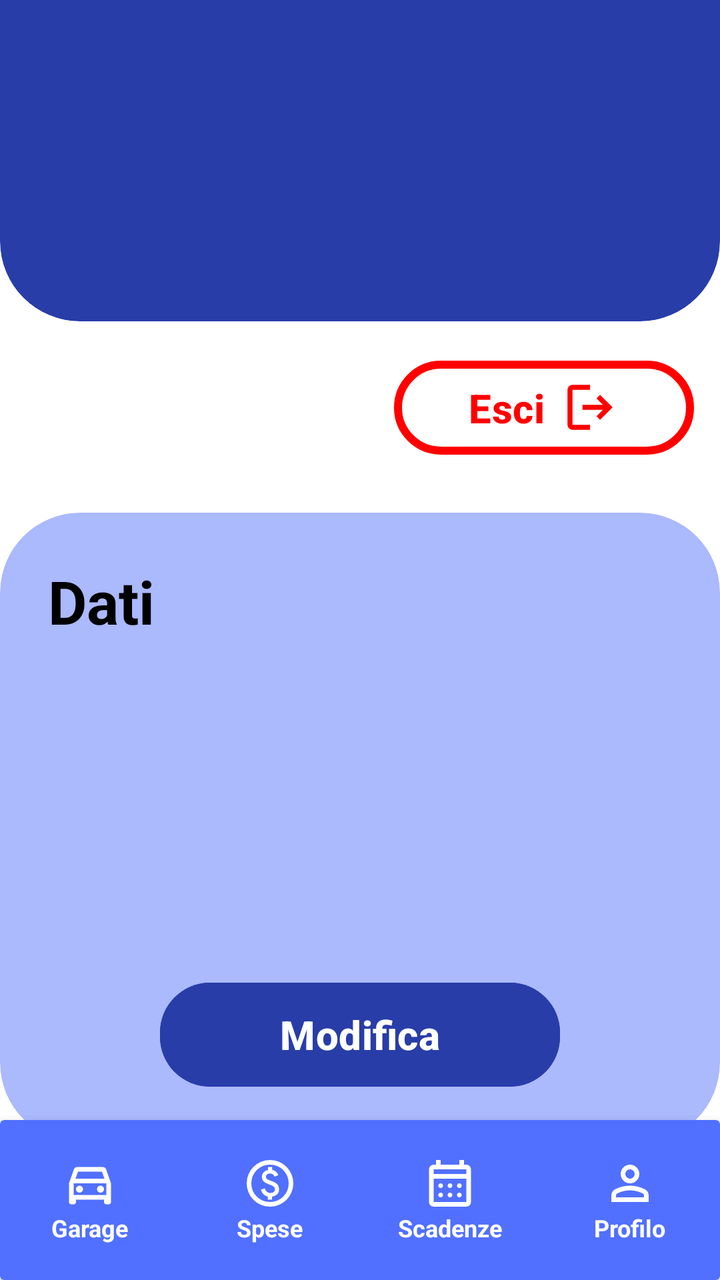
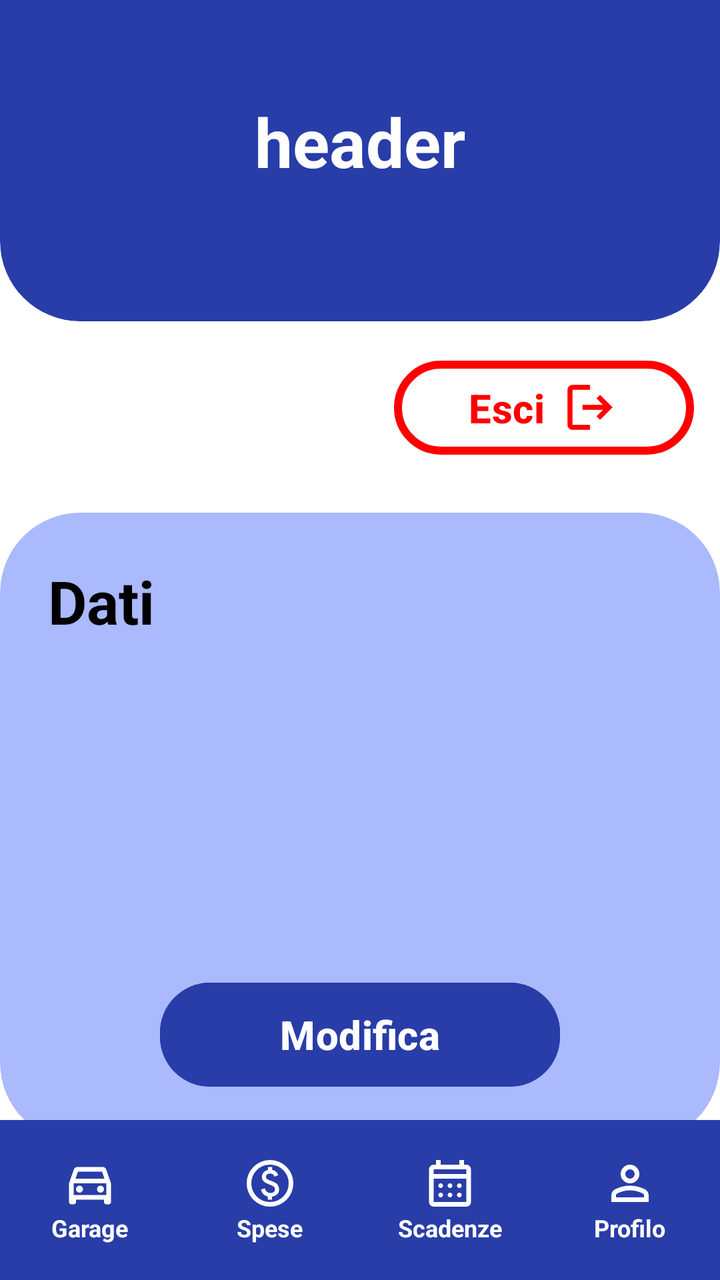

Two renders of the same Android screen: before a commit and after it. Below are the layout's source before the change and the commit's diff.
<!-- AndroidManifest.xml: application theme Theme.MyCarManager -->
<!-- res/layout/activity_profilo_utente.xml -->
<?xml version="1.0" encoding="utf-8"?>
<androidx.constraintlayout.widget.ConstraintLayout xmlns:android="http://schemas.android.com/apk/res/android"
    xmlns:app="http://schemas.android.com/apk/res-auto"
    xmlns:tools="http://schemas.android.com/tools"
    android:id="@+id/clProfiloUtente"
    android:layout_width="match_parent"
    android:layout_height="match_parent"
    android:background="@color/Bianco">

    
    <include
        android:id="@+id/headerProfiloUtente"
        layout="@layout/item_headerblu" />



    
    <Button
        android:id="@+id/btnLogout"
        android:layout_width="150dp"
        android:layout_height="55dp"
        android:layout_marginTop="16dp"
        android:backgroundTint="@color/Bianco"
        android:gravity="center"
        android:text="@string/esci"
        android:textColor="@color/Rosso"
        android:textSize="20sp"
        android:textStyle="bold"
        app:cornerRadius="25dp"
        app:icon="@drawable/ic_logout"
        app:iconTint="@color/Rosso"
        app:iconSize="30dp"
        app:iconGravity="textEnd"
        app:layout_constraintEnd_toEndOf="parent"
        app:layout_constraintHorizontal_bias="0.938"
        app:layout_constraintStart_toStartOf="parent"
        app:layout_constraintTop_toBottomOf="@+id/headerProfiloUtente"
        app:strokeColor="@color/Rosso"
        app:strokeWidth="4dp" />


    
    <androidx.cardview.widget.CardView
        android:id="@+id/cvDatiUtente"
        android:layout_width="match_parent"
        android:layout_height="0dp"
        android:layout_marginTop="25dp"
        app:cardBackgroundColor="@color/Blu_chiaro"
        app:cardCornerRadius="40dp"
        app:cardElevation="0dp"
        app:layout_constraintTop_toBottomOf="@+id/btnLogout"
        tools:layout_editor_absoluteX="0dp">

        <LinearLayout
            android:id="@+id/llDatiUtente"
            android:layout_width="match_parent"
            android:layout_height="wrap_content"
            android:orientation="vertical"
            android:padding="24dp">

            <TextView
                android:id="@+id/tvDati"
                android:layout_width="match_parent"
                android:layout_height="wrap_content"
                android:gravity="left"
                android:text="@string/dati"
                android:textColor="@color/Nero"
                android:textSize="30sp"
                android:textStyle="bold" />

            
            <TextView
                android:id="@+id/tvUsernameUtente"
                android:layout_width="match_parent"
                android:layout_height="wrap_content"
                android:gravity="left"
                android:text=""
                android:textColor="@color/Blu"
                android:textSize="22sp"
                android:textStyle="bold" />

            
            <TextView
                android:id="@+id/tvNome"
                android:layout_width="match_parent"
                android:layout_height="wrap_content"
                android:gravity="left"
                android:text=""
                android:textColor="@color/Blu"
                android:textSize="22sp"
                android:textStyle="bold" />

            
            <TextView
                android:id="@+id/tvCognome"
                android:layout_width="match_parent"
                android:layout_height="wrap_content"
                android:gravity="left"
                android:text=""
                android:textColor="@color/Blu"
                android:textSize="22sp"
                android:textStyle="bold" />

            
            <TextView
                android:id="@+id/tvEmail"
                android:layout_width="match_parent"
                android:layout_height="wrap_content"
                android:gravity="left"
                android:text=""
                android:textColor="@color/Blu"
                android:textSize="22sp"
                android:textStyle="bold" />

            
            <TextView
                android:id="@+id/tvDataDiNascita"
                android:layout_width="match_parent"
                android:layout_height="wrap_content"
                android:gravity="left"
                android:text=""
                android:textColor="@color/Blu"
                android:textSize="22sp"
                android:textStyle="bold" />

            
            <Button
                android:id="@+id/btnModificaDati"
                android:layout_width="200dp"
                android:layout_height="60dp"
                android:layout_marginTop="20dp"
                android:backgroundTint="@color/Blu"
                android:layout_gravity="center"
                android:text="@string/modifica"
                android:textSize="20sp"
                android:textStyle="bold"
                app:cornerRadius="25dp" />


        </LinearLayout>

    </androidx.cardview.widget.CardView>

    
    <include
        android:id="@+id/nb"
        layout="@layout/item_nav_bar"
        android:layout_width="match_parent"
        android:layout_height="wrap_content"
        app:layout_constraintBottom_toBottomOf="parent" />

</androidx.constraintlayout.widget.ConstraintLayout>
<!-- res/layout/item_headerblu.xml (included above) -->
<androidx.cardview.widget.CardView
        xmlns:android="http://schemas.android.com/apk/res/android"
        xmlns:app="http://schemas.android.com/apk/res-auto"
        xmlns:tools="http://schemas.android.com/tools"
        android:id="@+id/cvHeader"
        android:layout_width="match_parent"
        android:layout_height="200dp"
        android:layout_marginTop="-40dp"
        app:cardBackgroundColor="@color/Blu"
        app:cardCornerRadius="40dp"
        app:cardElevation="0dp"
        app:layout_constraintTop_toTopOf="parent">

        <TextView
            android:id="@+id/tvUsernameUtenteHeader"
            android:layout_width="match_parent"
            android:layout_height="54dp"
            android:layout_gravity="center_vertical"
            android:layout_marginTop="20dp"
            android:layout_marginBottom="10dp"
            android:gravity="center"
            android:text=""
            android:textColor="@color/Bianco"
            android:textSize="34sp"
            android:textStyle="bold" />

    </androidx.cardview.widget.CardView>
<!-- res/layout/item_nav_bar.xml (included above) -->
<?xml version="1.0" encoding="utf-8"?>
<androidx.cardview.widget.CardView
    xmlns:android="http://schemas.android.com/apk/res/android"
    xmlns:app="http://schemas.android.com/apk/res-auto"
    xmlns:tools="http://schemas.android.com/tools"
    android:layout_width="match_parent"
    android:layout_height="120dp"
    android:layout_marginTop="-40dp"
    app:cardBackgroundColor="@color/Blu_intenso"
    app:cardElevation="8dp">

    
    <LinearLayout
        android:layout_width="match_parent"
        android:layout_height="80dp"
        android:layout_gravity="bottom"
        android:orientation="horizontal"
        android:baselineAligned="false">

        
        <LinearLayout
            android:layout_width="0dp"
            android:layout_height="match_parent"
            android:layout_weight="1"
            android:gravity="center"
            android:orientation="vertical"
            android:clickable="true"
            android:focusable="true"
            >

            <ImageView
                android:layout_width="34dp"
                android:layout_height="28dp"
                android:src="@drawable/ic_auto"
                app:tint="@color/Bianco" />
            <TextView
                android:layout_width="wrap_content"
                android:layout_height="wrap_content"
                android:text="Garage"
                android:textColor="@color/Bianco"
                android:textSize="12sp"
                android:textStyle="bold" />
        </LinearLayout>

        
        <LinearLayout
            android:layout_width="0dp"
            android:layout_height="match_parent"
            android:layout_weight="1"
            android:gravity="center"
            android:orientation="vertical"
            android:clickable="true"
            android:focusable="true"
            >
            <ImageView
                android:layout_width="28dp"
                android:layout_height="28dp"
                android:src="@drawable/ic_spese"
                app:tint="@color/Bianco" />
            <TextView
                android:layout_width="wrap_content"
                android:layout_height="wrap_content"
                android:text="Spese"
                android:textColor="@color/Bianco"
                android:textSize="12sp"
                android:textStyle="bold" />
        </LinearLayout>

        <LinearLayout
            android:layout_width="0dp"
            android:layout_height="match_parent"
            android:layout_weight="1"
            android:gravity="center"
            android:orientation="vertical"
            android:clickable="true"
            android:focusable="true"
            >
            <ImageView
                android:layout_width="28dp"
                android:layout_height="28dp"
                android:src="@drawable/ic_scadenze"
                app:tint="@color/Bianco" />
            <TextView
                android:layout_width="wrap_content"
                android:layout_height="wrap_content"
                android:text="Scadenze"
                android:textColor="@color/Bianco"
                android:textSize="12sp"
                android:textStyle="bold" />
        </LinearLayout>
        <LinearLayout
            android:layout_width="0dp"
            android:layout_height="match_parent"
            android:layout_weight="1"
            android:gravity="center"
            android:orientation="vertical"
            android:clickable="true"
            android:focusable="true"
            >
            <ImageView
                android:layout_width="28dp"
                android:layout_height="28dp"
                android:src="@drawable/ic_profilo"
                app:tint="@color/Bianco" />
            <TextView
                android:layout_width="wrap_content"
                android:layout_height="wrap_content"
                android:text="Profilo"
                android:textColor="@color/Bianco"
                android:textSize="12sp"
                android:textStyle="bold" />
        </LinearLayout>

    </LinearLayout>
</androidx.cardview.widget.CardView>
<!-- resources referenced by this layout -->
<resources>
  <color name="Bianco">#ffffff</color>
  <color name="Blu">#283da8</color>
  <color name="Blu_chiaro">#abb9fd</color>
  <color name="Blu_intenso">#5170ff</color>
  <color name="Nero">#000000</color>
  <color name="Rosso">#ff0000</color>
  <!-- drawable ic_auto (drawable) -->
  <vector xmlns:android="http://schemas.android.com/apk/res/android"
      android:width="24dp"
      android:height="24dp"
      android:viewportWidth="960"
      android:viewportHeight="960"
      android:tint="?attr/colorControlNormal">
    <path
        android:fillColor="@android:color/white"
        android:pathData="M240,760L240,800Q240,817 228.5,828.5Q217,840 200,840L160,840Q143,840 131.5,828.5Q120,817 120,800L120,480L204,240Q210,222 225.5,211Q241,200 260,200L700,200Q719,200 734.5,211Q750,222 756,240L840,480L840,800Q840,817 828.5,828.5Q817,840 800,840L760,840Q743,840 731.5,828.5Q720,817 720,800L720,760L240,760ZM232,400L728,400L686,280L274,280L232,400ZM200,480L200,480L200,680L200,680L200,480ZM300,640Q325,640 342.5,622.5Q360,605 360,580Q360,555 342.5,537.5Q325,520 300,520Q275,520 257.5,537.5Q240,555 240,580Q240,605 257.5,622.5Q275,640 300,640ZM660,640Q685,640 702.5,622.5Q720,605 720,580Q720,555 702.5,537.5Q685,520 660,520Q635,520 617.5,537.5Q600,555 600,580Q600,605 617.5,622.5Q635,640 660,640ZM200,680L760,680L760,480L200,480L200,680Z"/>
  </vector>
  <!-- drawable ic_logout (drawable) -->
  <vector xmlns:android="http://schemas.android.com/apk/res/android"
      android:width="24dp"
      android:height="24dp"
      android:viewportWidth="960"
      android:viewportHeight="960"
      android:tint="?attr/colorControlNormal"
      android:autoMirrored="true">
    <path
        android:fillColor="@android:color/white"
        android:pathData="M200,840Q167,840 143.5,816.5Q120,793 120,760L120,200Q120,167 143.5,143.5Q167,120 200,120L480,120L480,200L200,200Q200,200 200,200Q200,200 200,200L200,760Q200,760 200,760Q200,760 200,760L480,760L480,840L200,840ZM640,680L585,622L687,520L360,520L360,440L687,440L585,338L640,280L840,480L640,680Z"/>
  </vector>
  <string name="dati">Dati</string>
  <string name="esci">Esci</string>
  <string name="modifica">Modifica</string>
  <style name="Theme.MyCarManager" parent="Base.Theme.MyCarManager" />
  <style name="Base.Theme.MyCarManager" parent="Theme.Material3.DayNight.NoActionBar">
          
          <item name="android:statusBarColor">@color/Blu</item>
          <item name="android:windowLightStatusBar">false</item>
          <item name="colorPrimary">@color/Blu</item>
          <item name="colorAccent">@color/Blu_scuro</item>
          <item name="colorOnPrimary">@color/Bianco</item>
          <item name="colorSecondary">@color/Blu_scuro</item>
          <item name="colorOnSecondary">@color/Nero</item>
          
          <item name="colorControlActivated">@color/Blu_chiaro</item>
          
          <item name="android:textColorHighlight">@color/Blu_intenso</item>
      </style>
  <color name="Blu_scuro">#0f1b6e</color>
  <!-- unchanged entries left out for length: 3 -->
</resources>

<!-- the commit's change to res/layout/activity_profilo_utente.xml (unified diff, before → after) -->
@@ -144,7 +144,7 @@
     
     <include
         android:id="@+id/nb"
-        layout="@layout/item_nav_bar"
+        layout="@layout/activity_main"
         android:layout_width="match_parent"
         android:layout_height="wrap_content"
         app:layout_constraintBottom_toBottomOf="parent" />
@@ -172,125 +172,138 @@
             android:layout_marginTop="20dp"
             android:layout_marginBottom="10dp"
             android:gravity="center"
-            android:text=""
+            android:text="header"
             android:textColor="@color/Bianco"
             android:textSize="34sp"
             android:textStyle="bold" />
 
     </androidx.cardview.widget.CardView>
-<!-- res/layout/item_nav_bar.xml (included above) -->
+<!-- res/layout/activity_main.xml (included above) -->
 <?xml version="1.0" encoding="utf-8"?>
-<androidx.cardview.widget.CardView
-    xmlns:android="http://schemas.android.com/apk/res/android"
+<androidx.constraintlayout.widget.ConstraintLayout xmlns:android="http://schemas.android.com/apk/res/android"
     xmlns:app="http://schemas.android.com/apk/res-auto"
-    xmlns:tools="http://schemas.android.com/tools"
     android:layout_width="match_parent"
-    android:layout_height="120dp"
-    android:layout_marginTop="-40dp"
-    app:cardBackgroundColor="@color/Blu_intenso"
-    app:cardElevation="8dp">
-
-    
-    <LinearLayout
+    android:layout_height="match_parent">
+
+    <androidx.fragment.app.FragmentContainerView
+        android:id="@+id/main"
         android:layout_width="match_parent"
-        android:layout_height="80dp"
-        android:layout_gravity="bottom"
-        android:orientation="horizontal"
-        android:baselineAligned="false">
+        android:layout_height="match_parent"
+        app:layout_constraintBottom_toBottomOf="parent"
+        app:layout_constraintEnd_toEndOf="parent"
+        app:layout_constraintStart_toStartOf="parent"
+        app:layout_constraintTop_toTopOf="parent" />
+
 
         
         <LinearLayout
-            android:layout_width="0dp"
-            android:layout_height="match_parent"
-            android:layout_weight="1"
-            android:gravity="center"
-            android:orientation="vertical"
-            android:clickable="true"
-            android:focusable="true"
-            >
-
-            <ImageView
-                android:layout_width="34dp"
-                android:layout_height="28dp"
-                android:src="@drawable/ic_auto"
-                app:tint="@color/Bianco" />
-            <TextView
-                android:layout_width="wrap_content"
-                android:layout_height="wrap_content"
-                android:text="Garage"
-                android:textColor="@color/Bianco"
-                android:textSize="12sp"
-                android:textStyle="bold" />
+            android:layout_width="match_parent"
+            android:layout_height="80dp"
+            android:layout_gravity="bottom"
+            android:orientation="horizontal"
+            android:baselineAligned="false"
+            android:background="@color/Blu"
+            app:layout_constraintBottom_toBottomOf="parent">
+
+            
+            <LinearLayout
+                android:id="@+id/llgarage"
+                android:layout_width="0dp"
+                android:layout_height="match_parent"
+                android:layout_weight="1"
+                android:gravity="center"
+                android:orientation="vertical"
+                android:clickable="true"
+                android:focusable="true"
+                >
+
+                <ImageView
+                    android:layout_width="34dp"
+                    android:layout_height="28dp"
+                    android:src="@drawable/ic_auto"
+                    app:tint="@color/Bianco" />
+                <TextView
+                    android:layout_width="wrap_content"
+                    android:layout_height="wrap_content"
+                    android:text="Garage"
+                    android:textColor="@color/Bianco"
+                    android:textSize="12sp"
+                    android:textStyle="bold" />
+            </LinearLayout>
+
+            
+            <LinearLayout
+                android:id="@+id/llspese"
+                android:layout_width="0dp"
+                android:layout_height="match_parent"
+                android:layout_weight="1"
+                android:gravity="center"
+                android:orientation="vertical"
+                android:clickable="true"
+                android:focusable="true"
+                >
+                <ImageView
+                    android:layout_width="28dp"
+                    android:layout_height="28dp"
+                    android:src="@drawable/ic_spese"
+                    app:tint="@color/Bianco" />
+                <TextView
+                    android:layout_width="wrap_content"
+                    android:layout_height="wrap_content"
+                    android:text="Spese"
+                    android:textColor="@color/Bianco"
+                    android:textSize="12sp"
+                    android:textStyle="bold" />
+            </LinearLayout>
+
+            <LinearLayout
+                android:id="@+id/llscadenze"
+                android:layout_width="0dp"
+                android:layout_height="match_parent"
+                android:layout_weight="1"
+                android:gravity="center"
+                android:orientation="vertical"
+                android:clickable="true"
+                android:focusable="true"
+                >
+                <ImageView
+                    android:layout_width="28dp"
+                    android:layout_height="28dp"
+                    android:src="@drawable/ic_scadenze"
+                    app:tint="@color/Bianco" />
+                <TextView
+                    android:layout_width="wrap_content"
+                    android:layout_height="wrap_content"
+                    android:text="Scadenze"
+                    android:textColor="@color/Bianco"
+                    android:textSize="12sp"
+                    android:textStyle="bold" />
+            </LinearLayout>
+            <LinearLayout
+                android:id="@+id/llprofilo"
+                android:layout_width="0dp"
+                android:layout_height="match_parent"
+                android:layout_weight="1"
+                android:gravity="center"
+                android:orientation="vertical"
+                android:clickable="true"
+                android:focusable="true"
+                >
+                <ImageView
+                    android:layout_width="28dp"
+                    android:layout_height="28dp"
+                    android:src="@drawable/ic_profilo"
+                    app:tint="@color/Bianco" />
+                <TextView
+                    android:layout_width="wrap_content"
+                    android:layout_height="wrap_content"
+                    android:text="Profilo"
+                    android:textColor="@color/Bianco"
+                    android:textSize="12sp"
+                    android:textStyle="bold" />
+            </LinearLayout>
+
         </LinearLayout>
 
-        
-        <LinearLayout
-            android:layout_width="0dp"
-            android:layout_height="match_parent"
-            android:layout_weight="1"
-            android:gravity="center"
-            android:orientation="vertical"
-            android:clickable="true"
-            android:focusable="true"
-            >
-            <ImageView
-                android:layout_width="28dp"
-                android:layout_height="28dp"
-                android:src="@drawable/ic_spese"
-                app:tint="@color/Bianco" />
-            <TextView
-                android:layout_width="wrap_content"
-                android:layout_height="wrap_content"
-                android:text="Spese"
-                android:textColor="@color/Bianco"
-                android:textSize="12sp"
-                android:textStyle="bold" />
-        </LinearLayout>
-
-        <LinearLayout
-            android:layout_width="0dp"
-            android:layout_height="match_parent"
-            android:layout_weight="1"
-            android:gravity="center"
-            android:orientation="vertical"
-            android:clickable="true"
-            android:focusable="true"
-            >
-            <ImageView
-                android:layout_width="28dp"
-                android:layout_height="28dp"
-                android:src="@drawable/ic_scadenze"
-                app:tint="@color/Bianco" />
-            <TextView
-                android:layout_width="wrap_content"
-                android:layout_height="wrap_content"
-                android:text="Scadenze"
-                android:textColor="@color/Bianco"
-                android:textSize="12sp"
-                android:textStyle="bold" />
-        </LinearLayout>
-        <LinearLayout
-            android:layout_width="0dp"
-            android:layout_height="match_parent"
-            android:layout_weight="1"
-            android:gravity="center"
-            android:orientation="vertical"
-            android:clickable="true"
-            android:focusable="true"
-            >
-            <ImageView
-                android:layout_width="28dp"
-                android:layout_height="28dp"
-                android:src="@drawable/ic_profilo"
-                app:tint="@color/Bianco" />
-            <TextView
-                android:layout_width="wrap_content"
-                android:layout_height="wrap_content"
-                android:text="Profilo"
-                android:textColor="@color/Bianco"
-                android:textSize="12sp"
-                android:textStyle="bold" />
-        </LinearLayout>
-
-    </LinearLayout>
-</androidx.cardview.widget.CardView>
+
+</androidx.constraintlayout.widget.ConstraintLayout>
